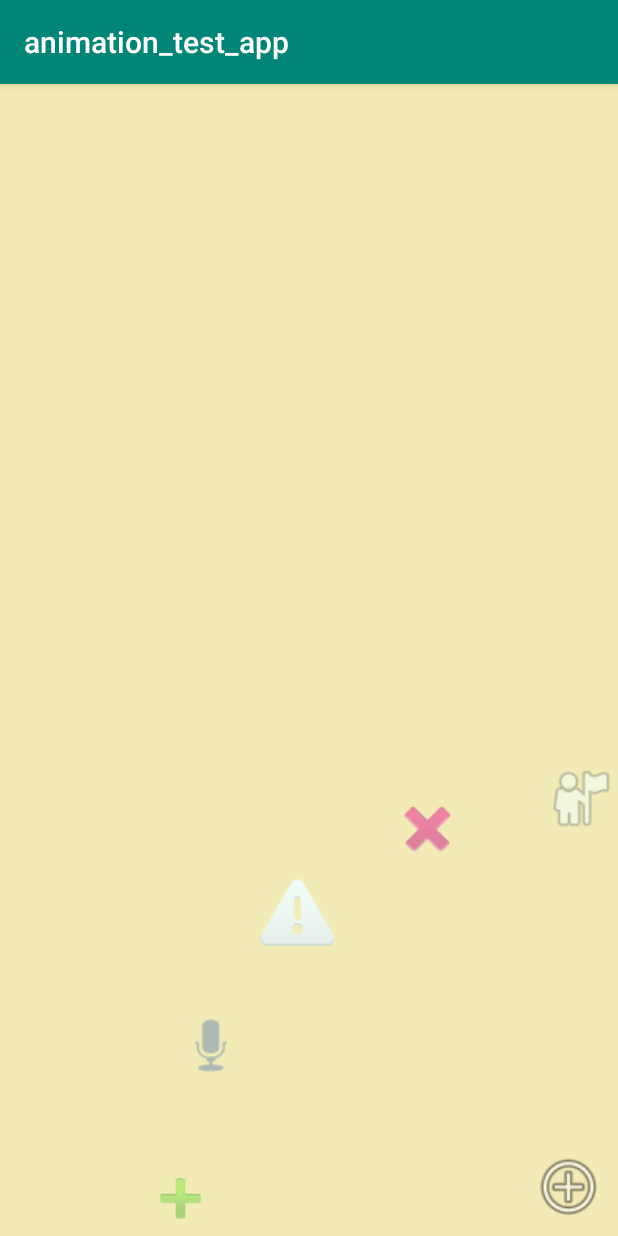
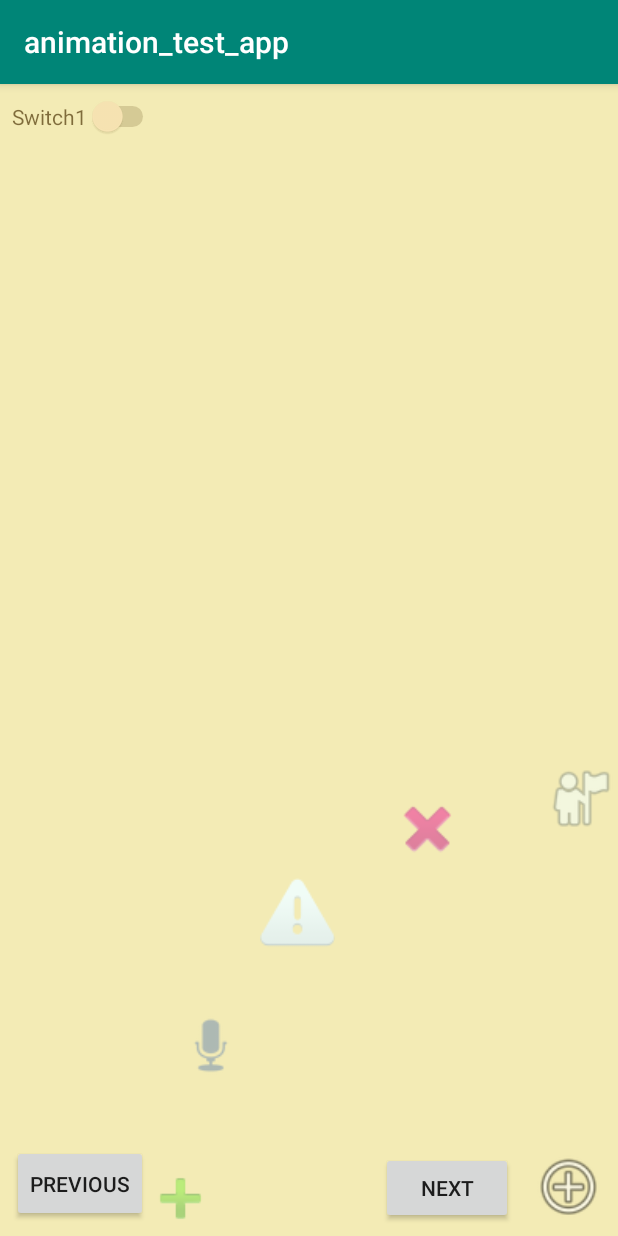
Before and after one commit to pikohan-suzuki/app_android, an Android app: the screen it shows after launch (MainActivity), after a tap on an icon or button, on a phone screen of 412 x 824 dp. Run offline under Robolectric (Android 15) with nearby library versions, the phone set to English and light mode, and no system bars.

Commit message:
add_views_for_viewFlipper

```diff
--- a/animation_test_app/app/src/main/res/layout/activity_main.xml
+++ b/animation_test_app/app/src/main/res/layout/activity_main.xml
@@ -8,6 +8,29 @@
              android:background="#e8fff4"
              tools:context=".MainActivity">
 
+    <ViewFlipper
+            android:layout_height="0dp"
+            app:layout_constraintEnd_toEndOf="parent"
+            android:layout_marginEnd="8dp" app:layout_constraintStart_toStartOf="parent"
+            android:layout_marginStart="8dp" android:layout_marginTop="8dp"
+            app:layout_constraintTop_toTopOf="parent" android:id="@+id/viewFlipper" android:layout_marginBottom="8dp"
+            app:layout_constraintBottom_toTopOf="@+id/next_button" android:layout_width="0dp">
+
+
+        <Switch
+                android:text="Switch1"
+                android:layout_width="wrap_content"
+                android:layout_height="wrap_content"
+                android:id="@+id/switch1"/>
+        <ListView
+                android:layout_width="match_parent"
+                android:layout_height="match_parent" android:id="@+id/receiver_listView">
+        </ListView>
+        <TextView
+                android:text="3rd Text"
+                android:layout_width="wrap_content"
+                android:layout_height="wrap_content" android:id="@+id/textView"/>
+    </ViewFlipper>
     <FrameLayout
             android:id="@+id/menuLayout"
             android:layout_width="match_parent"
@@ -64,13 +87,22 @@
             android:layout_gravity="bottom|end"
             app:layout_constraintEnd_toEndOf="parent" android:layout_marginEnd="8dp" android:layout_marginBottom="8dp"
             app:layout_constraintBottom_toBottomOf="parent"/>
-    <ListView
-            android:layout_width="0dp"
-            android:layout_height="0dp" android:layout_marginBottom="8dp"
-            app:layout_constraintBottom_toBottomOf="parent" android:layout_marginTop="8dp"
-            app:layout_constraintTop_toTopOf="parent" app:layout_constraintStart_toStartOf="parent"
-            android:layout_marginStart="8dp" app:layout_constraintEnd_toEndOf="parent" android:layout_marginEnd="8dp"
-            android:id="@+id/receiver_listView" tools:listitem="@layout/receiver_list_row"
-            app:layout_constraintHorizontal_bias="0.0" app:layout_constraintVertical_bias="0.0"/>
+    <Button
+            android:text="@string/previous_button"
+            android:layout_width="wrap_content"
+            android:layout_height="51dp"
+            android:id="@+id/previous_button" app:layout_constraintStart_toStartOf="parent"
+            android:layout_marginStart="8dp"
+            android:layout_marginBottom="9dp" app:layout_constraintBottom_toBottomOf="parent"
+            android:onClick="showNext"/>
+    <Button
+            android:text="@string/next_button"
+            android:layout_width="wrap_content"
+            android:layout_height="wrap_content"
+            android:id="@+id/next_button"
+            android:layout_marginBottom="8dp"
+            app:layout_constraintBottom_toBottomOf="parent" app:layout_constraintEnd_toEndOf="parent"
+            android:layout_marginEnd="70dp"
+            android:onClick="showPrevious"/>
 
 </android.support.constraint.ConstraintLayout>
```
